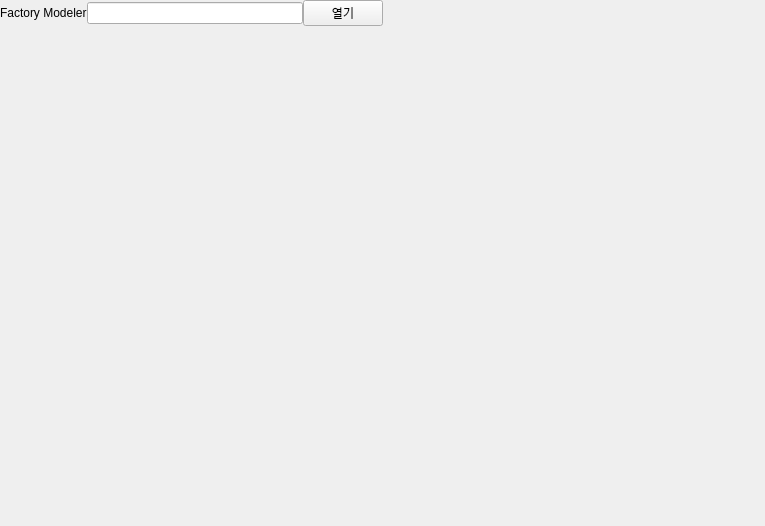
Above: ui/mdi/mdi_fmmacro_widget.ui from JoonKai/EPI_SSKV before the change. Below: the same form after it.
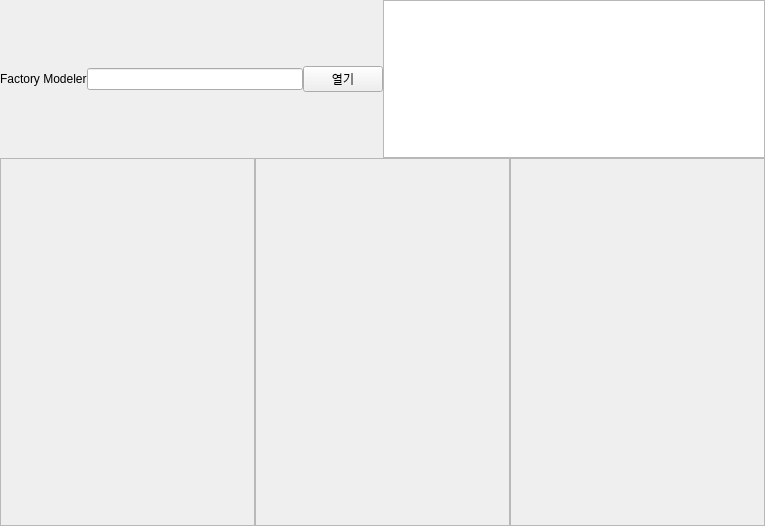
That is the form after the change.

Diff of the .ui file:
```diff
--- a/ui/mdi/mdi_fmmacro_widget.ui
+++ b/ui/mdi/mdi_fmmacro_widget.ui
@@ -65,12 +65,59 @@
         </layout>
        </item>
        <item>
-        <layout class="QVBoxLayout" name="verticalLayout_3"/>
+        <layout class="QVBoxLayout" name="verticalLayout_3">
+         <item>
+          <widget class="QPlainTextEdit" name="plainTextEdit"/>
+         </item>
+        </layout>
        </item>
       </layout>
      </item>
      <item>
-      <layout class="QHBoxLayout" name="horizontalLayout_2"/>
+      <layout class="QHBoxLayout" name="horizontalLayout_2" stretch="3,3,3">
+       <item>
+        <layout class="QVBoxLayout" name="verticalLayout_4">
+         <item>
+          <widget class="QFrame" name="frame">
+           <property name="frameShape">
+            <enum>QFrame::Shape::StyledPanel</enum>
+           </property>
+           <property name="frameShadow">
+            <enum>QFrame::Shadow::Raised</enum>
+           </property>
+          </widget>
+         </item>
+        </layout>
+       </item>
+       <item>
+        <layout class="QVBoxLayout" name="verticalLayout_6">
+         <item>
+          <widget class="QFrame" name="frame_2">
+           <property name="frameShape">
+            <enum>QFrame::Shape::StyledPanel</enum>
+           </property>
+           <property name="frameShadow">
+            <enum>QFrame::Shadow::Raised</enum>
+           </property>
+          </widget>
+         </item>
+        </layout>
+       </item>
+       <item>
+        <layout class="QVBoxLayout" name="verticalLayout_5">
+         <item>
+          <widget class="QFrame" name="frame_3">
+           <property name="frameShape">
+            <enum>QFrame::Shape::StyledPanel</enum>
+           </property>
+           <property name="frameShadow">
+            <enum>QFrame::Shadow::Raised</enum>
+           </property>
+          </widget>
+         </item>
+        </layout>
+       </item>
+      </layout>
      </item>
     </layout>
    </item>
```
